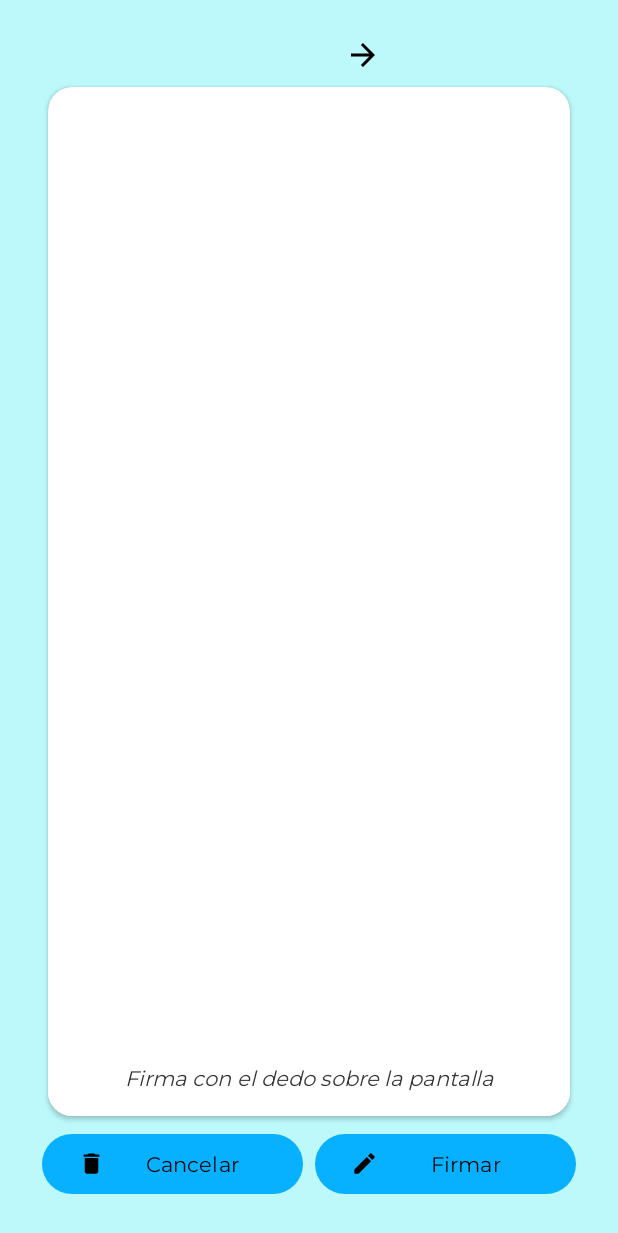
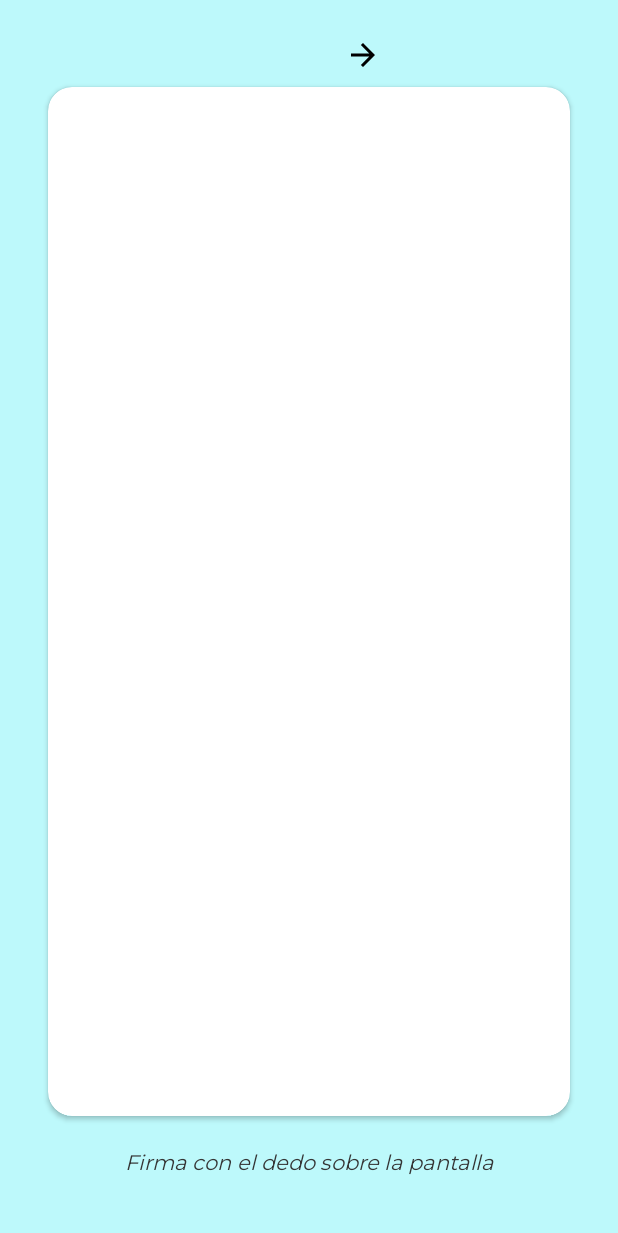
Before and after one commit to chemecador/SignPDF, an Android app: the fragment ShowPDFFragment shown on its own in the app's theme, on a phone screen of 412 x 824 dp. Shown: the top 1233 px of the screen. Run offline under Robolectric (Android 15) with nearby library versions, the phone set to English and light mode, and no system bars; our stand-ins replace Dagger/Hilt's generated code, Timber; 1 statement that could not run was skipped.

Commit message:
Enhance UI/UX
Hide hint once you start drawing
Animate sign / delete sign buttons

```diff
--- a/app/src/main/java/com/chemecador/signpdf/ui/view/util/DrawingView.kt
+++ b/app/src/main/java/com/chemecador/signpdf/ui/view/util/DrawingView.kt
@@ -21,6 +21,7 @@ class DrawingView(context: Context, attrs: AttributeSet) : View(context, attrs)
         isAntiAlias = true
         style = Paint.Style.STROKE
     }
+    lateinit var onStartDrawing: (() -> Unit)
 
     override fun onTouchEvent(event: MotionEvent): Boolean {
         val x = event.x
@@ -30,6 +31,7 @@ class DrawingView(context: Context, attrs: AttributeSet) : View(context, attrs)
             MotionEvent.ACTION_DOWN -> {
                 path.moveTo(x, y)
                 performClick()
+                onStartDrawing.invoke()
             }
             MotionEvent.ACTION_MOVE -> {
                 path.lineTo(x, y)
--- a/app/src/main/res/layout/fragment_show_pdf.xml
+++ b/app/src/main/res/layout/fragment_show_pdf.xml
@@ -70,20 +70,19 @@
             android:layout_width="match_parent"
             android:layout_height="match_parent" />
 
+    </androidx.cardview.widget.CardView>
+
 
     <TextView
         android:id="@+id/tv_hint"
         android:layout_width="match_parent"
         android:layout_height="wrap_content"
         android:layout_gravity="bottom"
-            android:background="@color/white"
         android:gravity="center"
         android:padding="@dimen/margin_medium"
         android:text="@string/title_sign"
         android:textStyle="italic"
-            app:layout_constraintTop_toTopOf="parent" />
-
-    </androidx.cardview.widget.CardView>
+        app:layout_constraintBottom_toBottomOf="parent"/>
 
     <com.google.android.material.button.MaterialButton
         android:id="@+id/btn_cancel"
@@ -91,7 +90,8 @@
         android:layout_height="wrap_content"
         android:layout_marginHorizontal="@dimen/margin_xsmall"
         android:drawableStart="@drawable/ic_delete"
-        android:text="@string/action_cancel"
+        android:text="@string/action_delete"
+        android:visibility="invisible"
         app:icon="@drawable/ic_delete"
         app:layout_constraintBottom_toBottomOf="parent"
         app:layout_constraintEnd_toStartOf="@id/btn_finish"
@@ -104,6 +104,7 @@
         android:layout_marginHorizontal="@dimen/margin_xsmall"
         android:drawableStart="@drawable/ic_delete"
         android:text="@string/action_sign"
+        android:visibility="invisible"
         app:icon="@drawable/ic_edit"
         app:layout_constraintBottom_toBottomOf="parent"
         app:layout_constraintEnd_toEndOf="parent"
--- a/app/src/main/res/values/strings.xml
+++ b/app/src/main/res/values/strings.xml
@@ -7,6 +7,7 @@
 
     <!-- Actions -->
     <string name="action_cancel">Cancelar</string>
+    <string name="action_delete">Borrar firma</string>
     <string name="action_sign">Firmar</string>
 
     <!-- Hints -->
```
Also changed, not shown: app/src/main/java/com/chemecador/signpdf/ui/view/ShowPDFFragment.kt (+9 -0 lines), app/src/main/java/com/chemecador/signpdf/utils/ViewUtils.kt (added, +30 -0 lines). Lines whose indentation alone changed are shown as unchanged.
